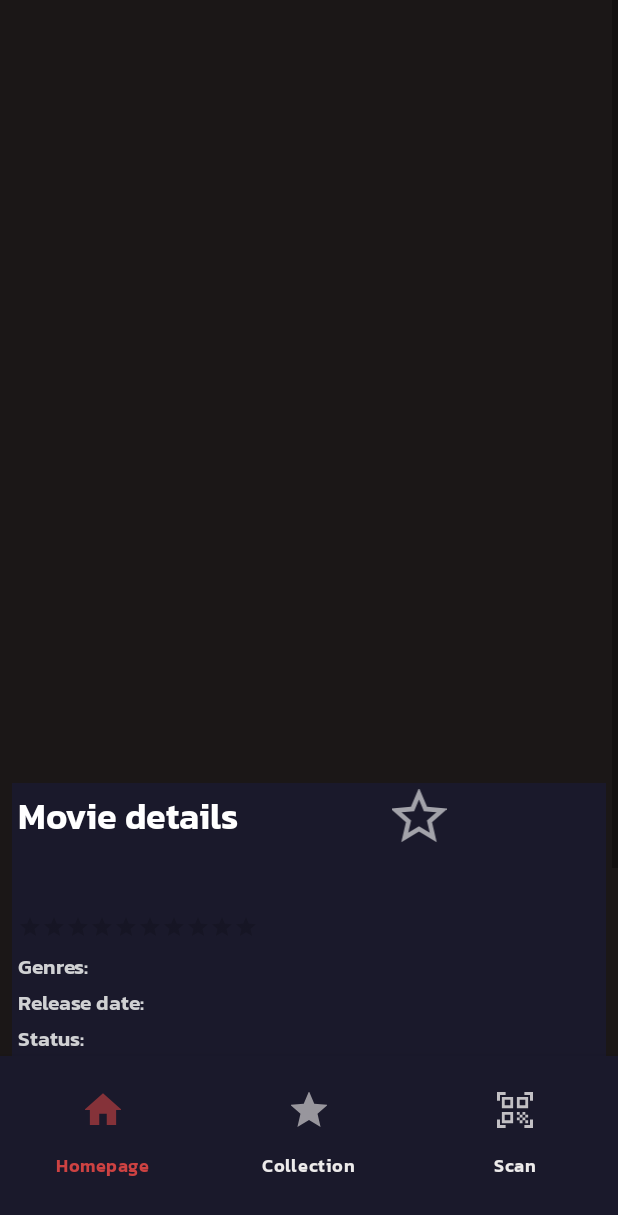
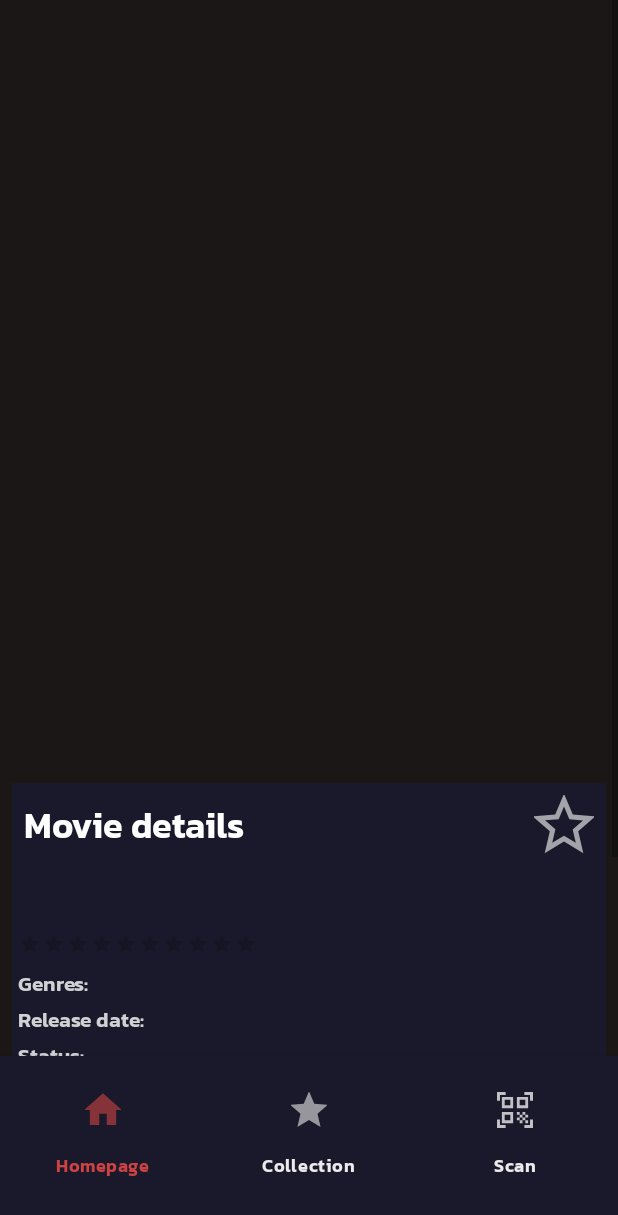
Before and after one commit to FloAlb09/CineFil5, an Android app: the MovieDetailsActivity screen opened directly, with no data from a screen before it, on a phone screen of 412 x 824 dp. Shown: the top 1215 px of the screen. Run offline under Robolectric (Android 15) with nearby library versions, the phone set to English and light mode, and no system bars; pictures from the network do not load; 1 statement that could not run was skipped.

Commit message:
modif: activity_movie_details - positionnement étoile

```diff
--- a/app/src/main/res/layout/activity_movie_details.xml
+++ b/app/src/main/res/layout/activity_movie_details.xml
@@ -42,23 +42,29 @@
                     android:orientation="vertical"
                     android:padding="4dp">
 
-                    <LinearLayout
+                    <androidx.constraintlayout.widget.ConstraintLayout
                         android:layout_width="match_parent"
+                        android:padding="4dp"
                         android:layout_height="wrap_content">
 
                         <TextView
                             style="@style/TitleTextStyle"
                             android:layout_width="wrap_content"
                             android:layout_height="wrap_content"
-                            android:layout_marginEnd="100dp"
-                            android:text="@string/details_movie_title" />
+                            android:text="@string/details_movie_title"
+                            app:layout_constraintBottom_toBottomOf="parent"
+                            app:layout_constraintStart_toStartOf="parent"
+                            app:layout_constraintTop_toTopOf="parent" />
 
                         <ImageView
                             android:id="@+id/movie_details_favoris"
                             android:layout_width="40dp"
-                            android:layout_height="match_parent"
-                            android:src="@drawable/ic_unstar" />
-                    </LinearLayout>
+                            android:layout_height="40dp"
+                            android:src="@drawable/ic_unstar"
+                            app:layout_constraintEnd_toEndOf="parent"
+                            app:layout_constraintTop_toBottomOf="parent"
+                            app:layout_constraintTop_toTopOf="parent" />
+                    </androidx.constraintlayout.widget.ConstraintLayout>
 
                     <TextView
                         android:id="@+id/movie_details_title"
@@ -259,5 +265,5 @@
         </ScrollView>
     </LinearLayout>
 
-    <include layout="@layout/navigation_bar_main"/>
+    <include layout="@layout/navigation_bar_main" />
 </androidx.constraintlayout.widget.ConstraintLayout>
```
